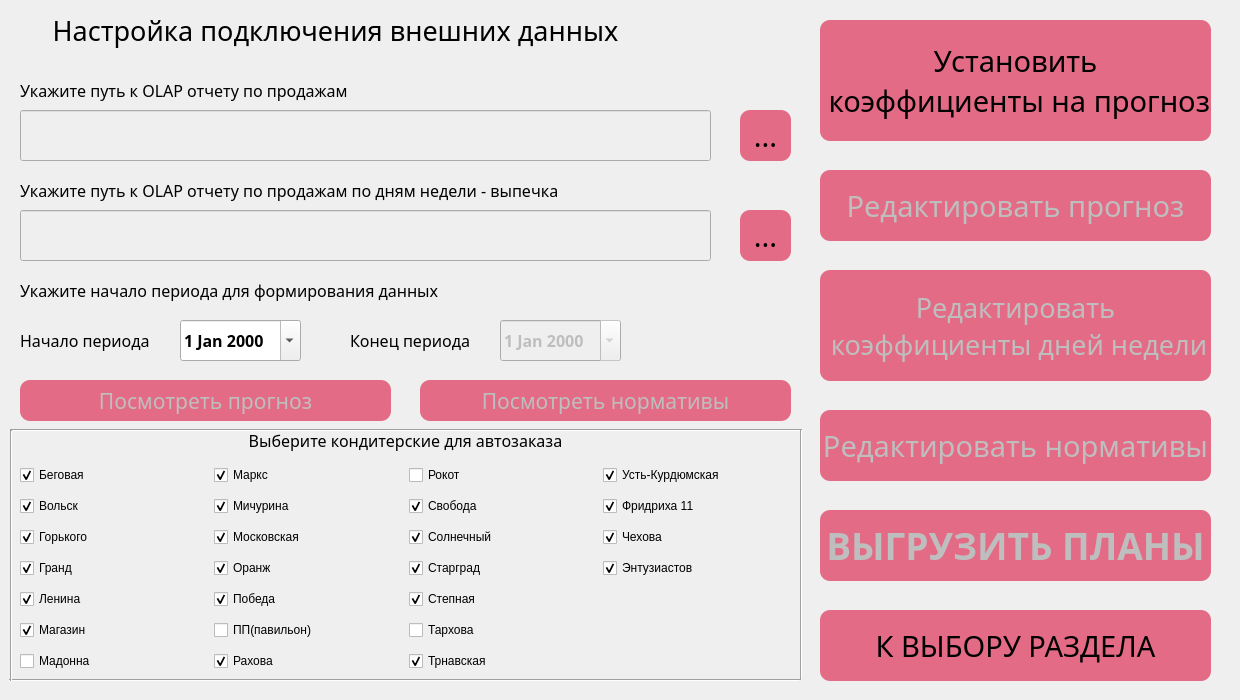
First picture: the form in ui/bakery.ui, repository PavelZagumenkin/Malina_Orders_v1, before the edit.
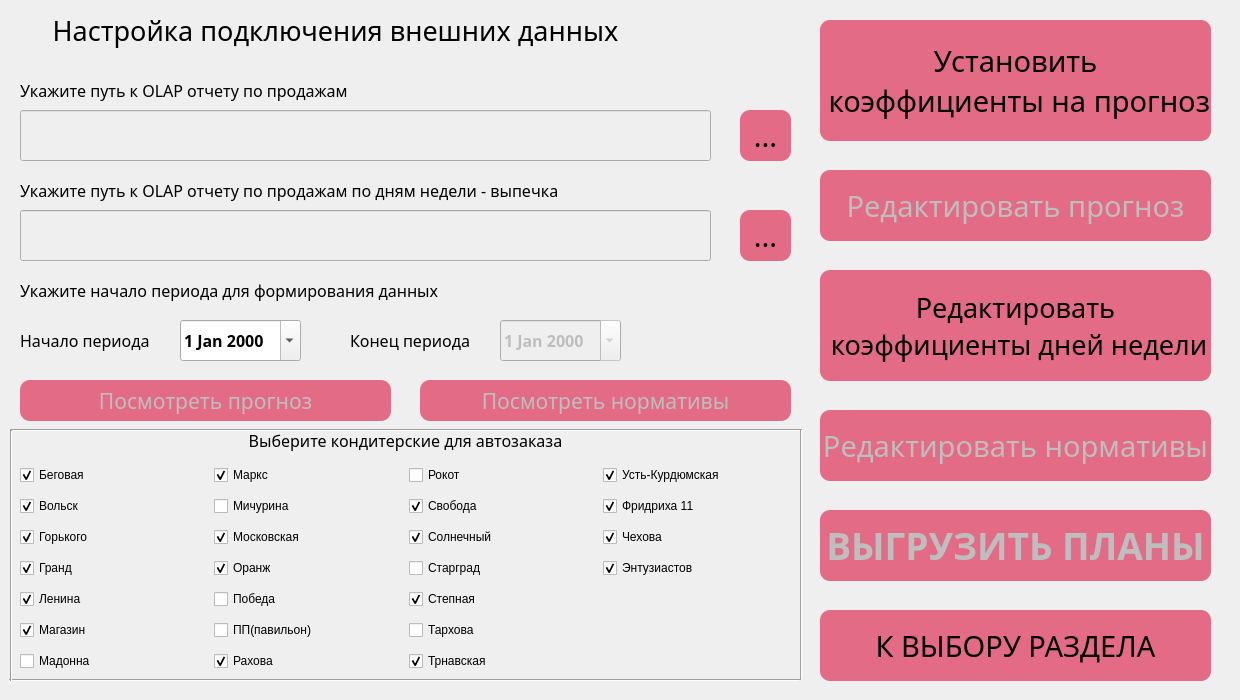
Second picture: the form after the edit. Icons and pictures are not drawn.

What changed in the file:
```diff
--- a/ui/bakery.ui
+++ b/ui/bakery.ui
@@ -595,7 +595,7 @@
    </widget>
    <widget class="QPushButton" name="btn_editKdayWeek">
     <property name="enabled">
-     <bool>false</bool>
+     <bool>true</bool>
     </property>
     <property name="geometry">
      <rect>
@@ -775,9 +775,12 @@
        <property name="text">
         <string>Мичурина</string>
        </property>
-       <property name="checked">
+       <property name="checkable">
         <bool>true</bool>
        </property>
+       <property name="checked">
+        <bool>false</bool>
+       </property>
       </widget>
      </item>
      <item row="6" column="0">
@@ -840,7 +843,7 @@
         <string>Старград</string>
        </property>
        <property name="checked">
-        <bool>true</bool>
+        <bool>false</bool>
        </property>
       </widget>
      </item>
@@ -850,7 +853,7 @@
         <string>Победа</string>
        </property>
        <property name="checked">
-        <bool>true</bool>
+        <bool>false</bool>
        </property>
       </widget>
      </item>
```
